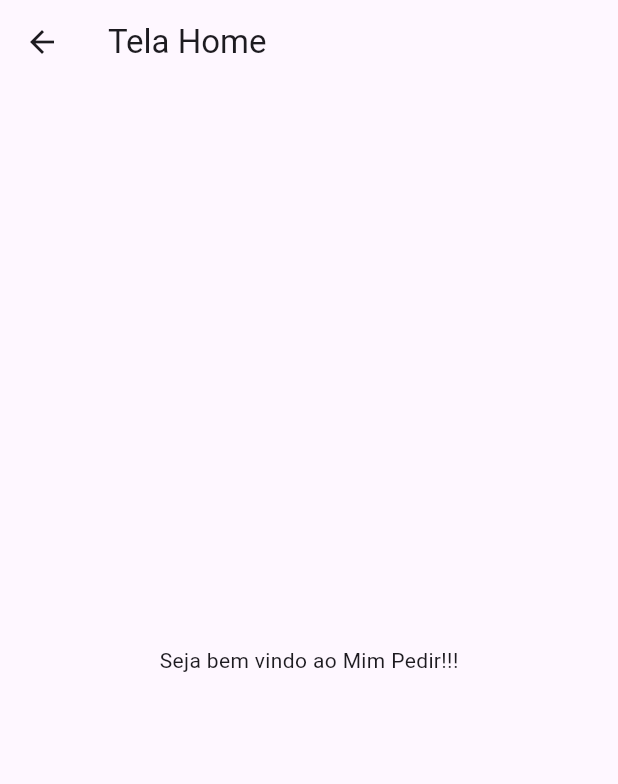
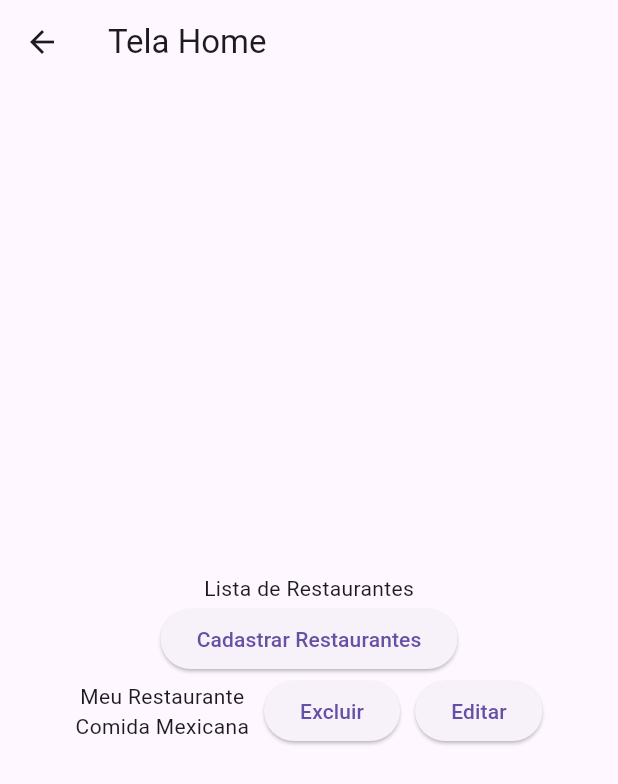
Before and after one commit to kimberley-cmd/mimpedir, a Flutter app: the TelaHome screen opened directly, on a phone screen of 412 x 824 dp. Shown: the top 784 px of the screen. Run offline on Flutter 3.47's test engine with Material 3 defaults, Android fonts, the phone set to English and light mode, and no system bars; our stand-ins replace sqflite; accounts and stored records are empty.

Commit message:
criação da tela de cadastro de restaurante

```diff
--- a/lib/tela_home.dart
+++ b/lib/tela_home.dart
@@ -1,16 +1,41 @@
 import 'package:flutter/material.dart';
+import 'package:mimpedir/tela_cad_restaurante.dart';
 import 'package:mimpedir/usuario.dart';
 
-class TelaHome extends StatelessWidget{
+class TelaHome extends StatelessWidget {
   TelaHome({super.key});
 
   @override
   Widget build(BuildContext context) {
     return Scaffold(
         appBar: AppBar(title: const Text('Tela Home')),
-        body: Center(
-          child: Text('Seja bem vindo ao Mim Pedir!!!')
-        ),
+        body: Padding(padding: const EdgeInsets.all(20),
+            child: Column(
+              mainAxisAlignment: MainAxisAlignment.center,
+              children: [
+                Text("Lista de Restaurantes"),
+                ElevatedButton(onPressed: () {
+                  Navigator.push(context, MaterialPageRoute(builder: (context) => TelaCadRestaurante()));
+                }, child: Text("Cadastrar Restaurantes")),
+                Row(
+                  mainAxisAlignment: MainAxisAlignment.center,
+                  children:
+                  [
+                    Column(
+                      children: [
+                        Text("Meu Restaurante"),
+                        Text("Comida Mexicana")
+                      ],
+                    ),
+                    SizedBox(width: 10),
+                    ElevatedButton(onPressed: () {}, child: Text("Excluir")),
+                    SizedBox(width: 10),
+                    ElevatedButton(onPressed: () {}, child: Text("Editar")),
+                  ],
+                ),
+              ],
+            )
+        )
     );
   }
 }
```
Also changed, not shown: lib/main.dart (+0 -7 lines), lib/tela_cad_restaurante.dart (added, +49 -0 lines).
